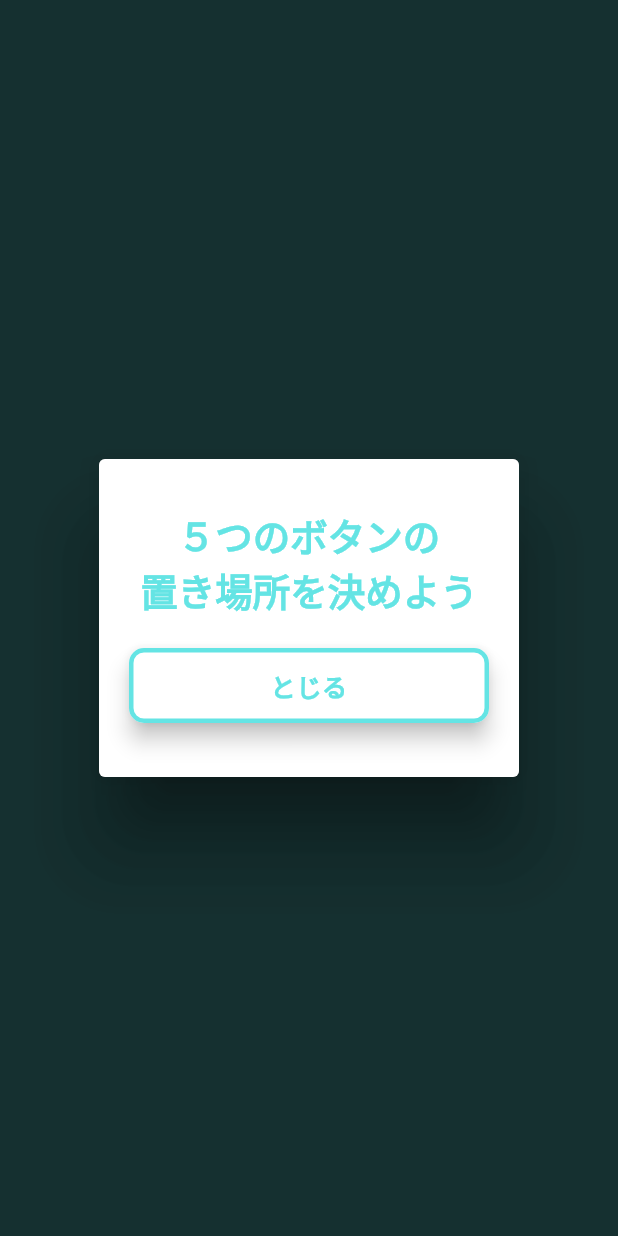
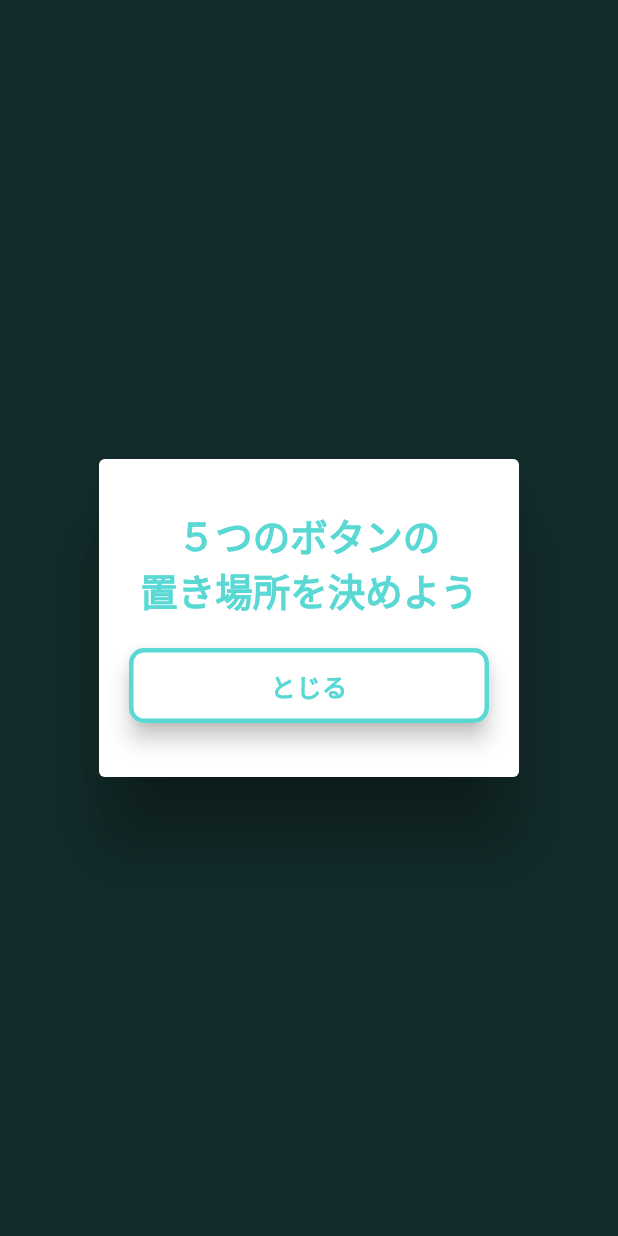
Before and after one commit to Jin2003/kishoutenketsu_rta, a Flutter app: the NfcSettingPage screen opened directly, on a phone screen of 412 x 824 dp. Run offline on Flutter 3.47's test engine with Material 2 defaults, Android fonts, the phone set to English and light mode, and no system bars; our stand-ins replace curved_navigation_bar, google_fonts.

Commit message:
[change] main color change

```diff
--- a/lib/view/constant.dart
+++ b/lib/view/constant.dart
@@ -3,9 +3,10 @@ import 'package:flutter/material.dart';
 // 定数を管理するクラス
 class Constant {
   // ignore: constant_identifier_names
-  static const Color mainColor = Color(0xff64e4e4);
+  static const Color mainColor = Color.fromARGB(255, 89, 216, 212);
   // ignore: constant_identifier_names
   static const Color subColor = Color(0xffc8ffff);
   // ignore: constant_identifier_names
   static const Color white = Colors.white;
+
 }
```
